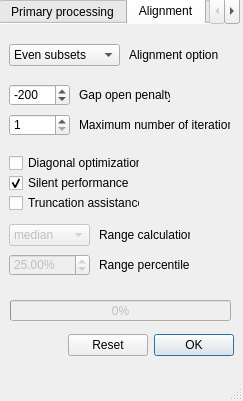
The window that window.ui (pkviatko/SHaRK) describes before a commit, drawn with Qt 5.
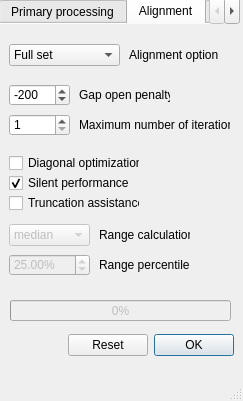
The same window after the commit. The open tabs and pages were chosen to show the change. Icons and pictures are not drawn.

Commit message: Add simple seq compare to GUI

Diff of the .ui file:
```diff
--- a/window.ui
+++ b/window.ui
@@ -472,7 +472,7 @@
        </rect>
       </property>
       <property name="currentIndex">
-       <number>2</number>
+       <number>0</number>
       </property>
       <item>
        <property name="text">
```
Left out of the diff: 5 changed lines with no effect on the pictures.
